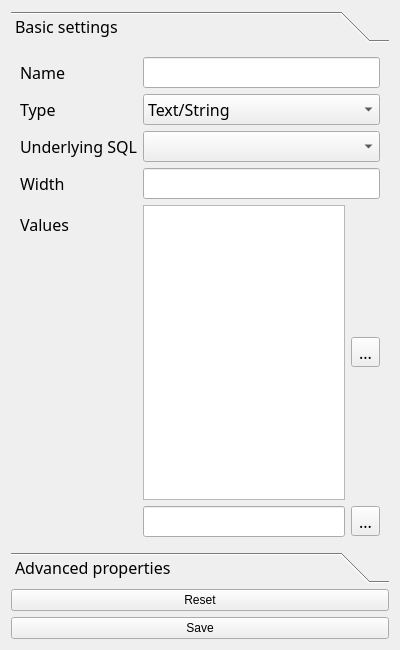
Above: newdatatypeform.ui from fritzone/ddm before the change. Below: the same form after it.
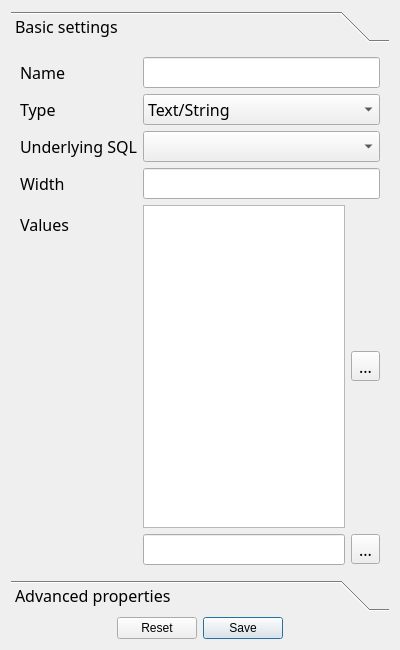
That is the form after the change. Icons and pictures are not drawn.

The edit to the form file:
```diff
--- a/newdatatypeform.ui
+++ b/newdatatypeform.ui
@@ -40,7 +40,7 @@
         <x>0</x>
         <y>0</y>
         <width>382</width>
-        <height>504</height>
+        <height>537</height>
        </rect>
       </property>
       <attribute name="label">
@@ -303,16 +303,12 @@
     </widget>
    </item>
    <item row="1" column="0">
-    <widget class="QPushButton" name="btnReset">
-     <property name="text">
-      <string>Reset</string>
+    <widget class="QDialogButtonBox" name="buttons">
+     <property name="standardButtons">
+      <set>QDialogButtonBox::Reset|QDialogButtonBox::Save</set>
      </property>
-    </widget>
-   </item>
-   <item row="2" column="0">
-    <widget class="QPushButton" name="btnSave">
-     <property name="text">
-      <string>Save</string>
+     <property name="centerButtons">
+      <bool>true</bool>
      </property>
     </widget>
    </item>
```
Left out of the diff: 51 changed lines with no effect on the pictures.
